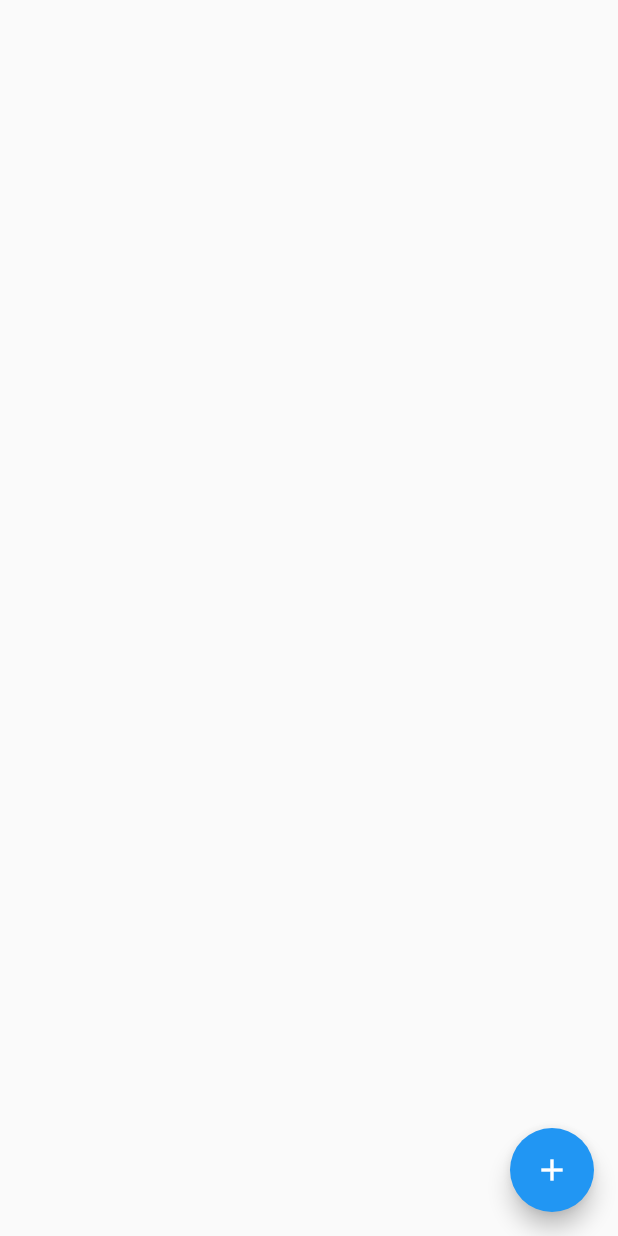
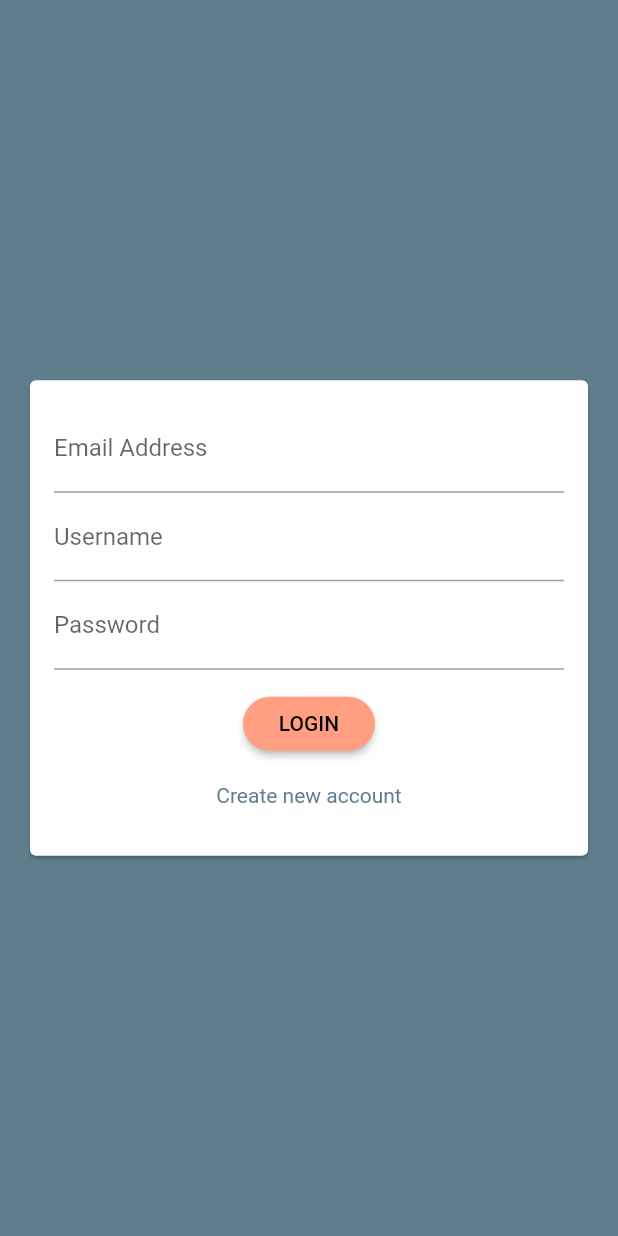
Before and after one commit to EleaFederio/chat_app, a Flutter app: the screen it shows after launch, on a phone screen of 412 x 824 dp. Run offline on Flutter 3.47's test engine with Material 2 defaults, Android fonts, the phone set to English and light mode, and no system bars; our stand-ins replace cloud_firestore, firebase_core; accounts and stored records are empty.

Commit message:
auth screen initial design

```diff
--- a/lib/main.dart
+++ b/lib/main.dart
@@ -1,3 +1,4 @@
+import 'package:chat_app/screens/auth_screen.dart';
 import 'package:chat_app/screens/chat_screen.dart';
 import 'package:firebase_core/firebase_core.dart';
 import 'package:flutter/material.dart';
@@ -15,9 +16,20 @@ class MyApp extends StatelessWidget {
     return MaterialApp(
       title: 'Chat Test',
       theme: ThemeData(
-        primarySwatch: Colors.blue,
+        primarySwatch: Colors.blueGrey,
+        backgroundColor: Colors.blueGrey,
+        accentColor: Colors.grey,
+        accentColorBrightness: Brightness.dark,
+        buttonTheme: ButtonTheme.of(context).copyWith(
+          buttonColor: Colors.deepOrangeAccent[100],
+          textTheme: ButtonTextTheme.primary,
+          shape: RoundedRectangleBorder(
+            borderRadius: BorderRadius.circular(20)
+          ),
+        ),
       ),
-      home: ChatScreen(),
+      // home: ChatScreen(),
+      home: AuthScreen(),
     );
   }
 }
--- a/lib/screens/auth_screen.dart
+++ b/lib/screens/auth_screen.dart
@@ -0,0 +1,19 @@
+import 'package:chat_app/widgets/auth_form.dart';
+import 'package:flutter/material.dart';
+
+class AuthScreen extends StatefulWidget {
+  const AuthScreen({Key key}) : super(key: key);
+
+  @override
+  _AuthScreenState createState() => _AuthScreenState();
+}
+
+class _AuthScreenState extends State<AuthScreen> {
+  @override
+  Widget build(BuildContext context) {
+    return Scaffold(
+      backgroundColor: Theme.of(context).primaryColor,
+      body: AuthForm(),
+    );
+  }
+}
--- a/lib/screens/chat_screen.dart
+++ b/lib/screens/chat_screen.dart
@@ -32,7 +32,7 @@ class ChatScreen extends StatelessWidget {
           FirebaseFirestore.instance
               .collection('chats/yGcYYHnVCHohMeGyEhcc/messages')
               .add({
-                'text' : 'another text there'
+                'text' : 'another text again'
               });
         },
       ),
--- /dev/null
+++ b/lib/widgets/auth_form.dart
@@ -0,0 +1,71 @@
+import 'package:flutter/material.dart';
+
+class AuthForm extends StatefulWidget {
+  const AuthForm({Key key}) : super(key: key);
+
+  @override
+  _AuthFormState createState() => _AuthFormState();
+}
+
+class _AuthFormState extends State<AuthForm> {
+  @override
+  Widget build(BuildContext context) {
+    return Center(
+      child: Card(
+        margin: EdgeInsets.all(20),
+        child: SingleChildScrollView(
+          child: Padding(
+            padding: EdgeInsets.all(16),
+            child: Form(
+              child: Column(
+                mainAxisSize: MainAxisSize.min,
+                children: <Widget>[
+                  TextFormField(
+                    keyboardType: TextInputType.emailAddress,
+                    decoration: InputDecoration(
+                      labelText: 'Email Address'
+                    ),
+                  ),
+                  TextFormField(
+                    decoration: InputDecoration(
+                      labelText: 'Username'
+                    ),
+                  ),
+                  TextFormField(
+                    obscureText: true,
+                    decoration: InputDecoration(
+                      labelText: 'Password'
+                    ),
+                  ),
+                  SizedBox(
+                    height: 12,
+                  ),
+                  RaisedButton(
+                    // style: ElevatedButton.styleFrom(
+                    //
+                    // ),
+                    child: Text('LOGIN'),
+                    onPressed: (){
+
+                    },
+                  ),
+                  TextButton(
+                    style: TextButton.styleFrom(
+                      textStyle: TextStyle(
+                        color: Theme.of(context).primaryColor
+                      )
+                    ),
+                    child: Text('Create new account'),
+                    onPressed: (){
+
+                    },
+                  ),
+                ],
+              ),
+            ),
+          ),
+        ),
+      ),
+    );
+  }
+}
```
